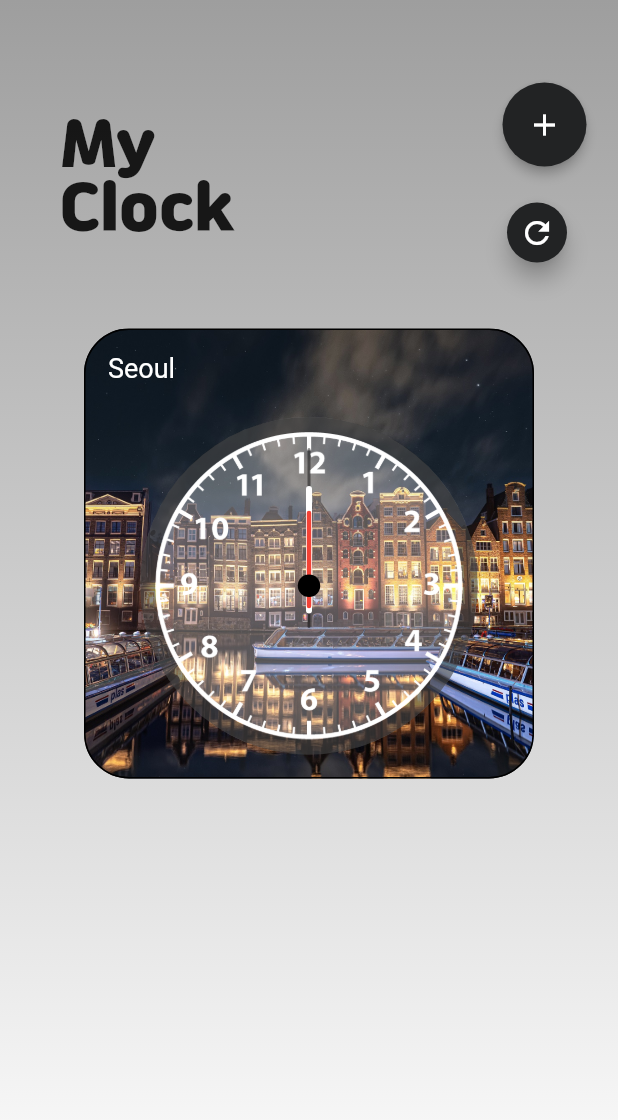
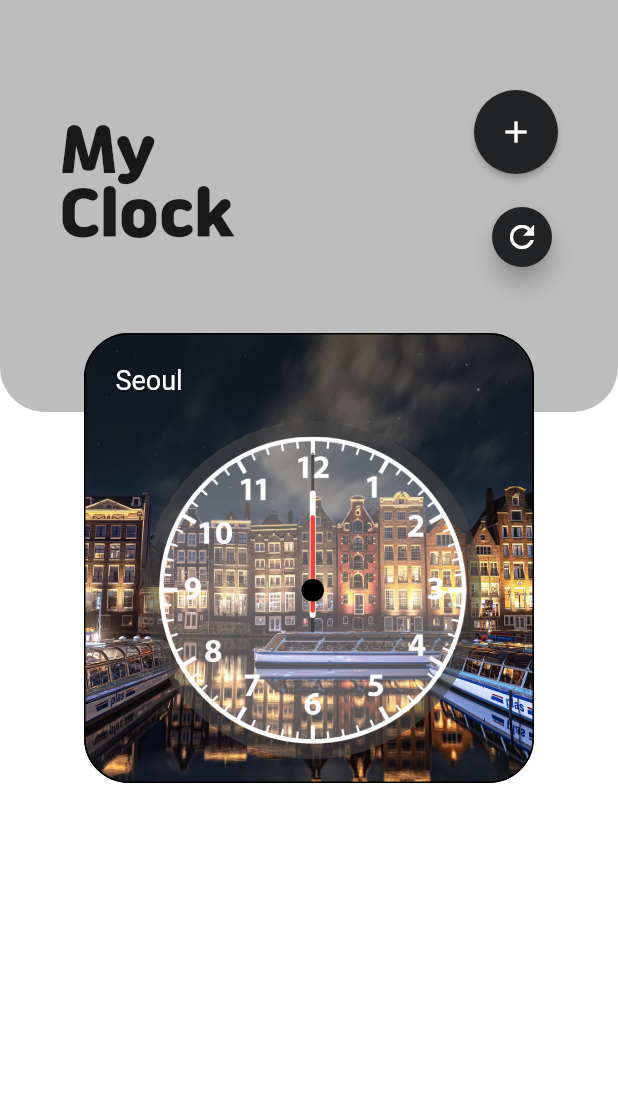
Before and after one commit to CAU-MobileApp/GlobalTime, a Flutter app: the screen it shows after launch, on a phone screen of 412 x 824 dp. Shown: the top 1120 px of the screen. Run offline on Flutter 3.47's test engine with Material 2 defaults, Android fonts, the phone set to English and light mode, and no system bars; our stand-ins replace flutter_colorpicker, google_fonts, image_cropper, image_picker, searchfield, shared_preferences; network calls fail; Roboto replaces fonts that are missing (main2); project files that could hold a hidden picture were left out.

Commit message:
UI 일부 수정

```diff
--- a/lib/screen/custom_screen/custom_screen.dart
+++ b/lib/screen/custom_screen/custom_screen.dart
@@ -1,13 +1,13 @@
 import 'package:flutter/material.dart';
+import 'package:flutter/services.dart';
 import 'package:provider/provider.dart';
 import 'package:world_time/components/store.dart';
 import 'package:world_time/screen/custom_screen/background.dart';
 import 'package:world_time/screen/custom_screen/clock.dart';
 import 'package:world_time/screen/custom_screen/country.dart';
 import 'package:world_time/screen/custom_screen/galleryImage.dart';
+import 'package:world_time/screen/custom_screen/sample_screen.dart';
 import 'package:world_time/screen/custom_screen/themeColor.dart';
-import 'package:world_time/screen/custom_screen/sample_screen.dart';
-import 'package:flutter/services.dart';
 
 class CustomizeScreen extends StatefulWidget {
   const CustomizeScreen({Key? key}) : super(key: key);
@@ -138,7 +138,7 @@ class _CustomizeScreenState extends State<CustomizeScreen> {
           ),
         ),
         bottomNavigationBar: Container(
-          height: 70,
+          height: 65,
           child: BottomNavigationBar(
             type: BottomNavigationBarType.fixed,
             backgroundColor: Color(0xffedeff2),
--- a/lib/screen/custom_screen/themeColor.dart
+++ b/lib/screen/custom_screen/themeColor.dart
@@ -1,7 +1,7 @@
 import 'package:flutter/material.dart';
+import 'package:flutter_colorpicker/flutter_colorpicker.dart';
 import 'package:provider/provider.dart';
 import 'package:world_time/components/store.dart';
-import 'package:flutter_colorpicker/flutter_colorpicker.dart';
 
 class ThemeColor extends StatefulWidget {
   ThemeColor({
@@ -22,7 +22,7 @@ class _ThemeColorState extends State<ThemeColor> with TickerProviderStateMixin {
           alignment: Alignment(0.0, 1),
           child: Container(
               width: MediaQuery.of(context).size.width,
-              height: MediaQuery.of(context).size.height * 0.25,
+              height: MediaQuery.of(context).size.height * 0.21,
               decoration: BoxDecoration(color: Colors.white),
               child: Row(
                 children: [
@@ -51,12 +51,16 @@ class _ThemeColorState extends State<ThemeColor> with TickerProviderStateMixin {
                               Text(
                                 'Text',
                                 style: TextStyle(
-                                    fontSize: 17, fontWeight: FontWeight.w600),
+                                  fontSize: 17,
+                                  fontWeight: FontWeight.w600,
+                                ),
                               ),
                               Text(
                                 'Clock',
                                 style: TextStyle(
-                                    fontSize: 17, fontWeight: FontWeight.w600),
+                                  fontSize: 17,
+                                  fontWeight: FontWeight.w600,
+                                ),
                               ),
                             ],
                           ),
@@ -74,7 +78,7 @@ class _ThemeColorState extends State<ThemeColor> with TickerProviderStateMixin {
                               : pvdStore.storedThemes[pvdStore.index].textColor,
                           enableAlpha: false,
                           colorModel: ColorModel.rgb,
-                          indicatorSize: const Size(200, 15),
+                          indicatorSize: const Size(200, 5),
                           onColorChanged: (color) {
                             pvdStore.index == -1
                                 ? pvdStoreTheme.setTextColor(color)
@@ -89,7 +93,7 @@ class _ThemeColorState extends State<ThemeColor> with TickerProviderStateMixin {
                                   .storedThemes[pvdStore.index].clockColor,
                           enableAlpha: false,
                           colorModel: ColorModel.rgb,
-                          indicatorSize: const Size(200, 15),
+                          indicatorSize: const Size(200, 5),
                           onColorChanged: (color) {
                             pvdStore.index == -1
                                 ? pvdStoreTheme.setClockColor(color)
--- a/lib/screen/main_screen/main_clock.dart
+++ b/lib/screen/main_screen/main_clock.dart
@@ -1,7 +1,8 @@
+import 'dart:io';
+
 import 'package:flutter/material.dart';
+import 'package:provider/provider.dart';
 import 'package:world_time/components/store.dart';
-import 'package:provider/provider.dart';
-import 'dart:io';
 
 class MainClock extends StatefulWidget {
   const MainClock({
@@ -55,13 +56,16 @@ class _MainClockState extends State<MainClock> {
             fit: BoxFit.cover),
       ),
       child: Padding(
-          padding: const EdgeInsets.fromLTRB(15, 15, 15, 15),
+          padding: const EdgeInsets.fromLTRB(20, 20, 15, 15),
           child: Stack(
             children: [
               pvdStore.storedThemes.isEmpty
                   ? Text(
                       'Seoul  ${pvdStoreTheme.dateTime}',
-                      style: const TextStyle(color: Colors.white, fontSize: 18),
+                      style: const TextStyle(
+                          color: Colors.white,
+                          fontSize: 18,
+                          fontFamily: 'main2'),
                     )
                   : Text(
                       '${pvdStore.storedThemes[0].country}   ${pvdStore.storedThemes[0].dateTime}',
--- a/lib/screen/main_screen/main_screen.dart
+++ b/lib/screen/main_screen/main_screen.dart
@@ -1,10 +1,10 @@
+import 'dart:io';
+
 import 'package:flutter/material.dart';
+import 'package:provider/provider.dart';
 import 'package:world_time/components/store.dart';
 import 'package:world_time/screen/clock_screen/clock_screen.dart';
-import 'package:provider/provider.dart';
 import 'package:world_time/screen/custom_screen/custom_screen.dart';
-import 'dart:io';
-
 import 'package:world_time/screen/main_screen/main_clock.dart';
 
 class MainScreen extends StatefulWidget {
@@ -28,17 +28,28 @@ class _MainScreenState extends State<MainScreen> {
     Store pvdStore = Provider.of<Store>(context, listen: true);
     StoreTheme pvdStoreTheme = Provider.of<StoreTheme>(context, listen: true);
     return Scaffold(
-      body: Container(
+      body: Stack(children: [
+        Container(
+            color: Colors.white, height: MediaQuery.of(context).size.height),
+        Container(
+          height: MediaQuery.of(context).size.height / 3,
           decoration: const BoxDecoration(
-          gradient: LinearGradient(
-              colors: [Colors.white, Colors.grey],
-              begin: Alignment.bottomCenter,
-              end: Alignment.topCenter),
+            color: Color(0xffBDBDBD),
+            borderRadius: BorderRadius.only(
+              bottomRight: Radius.circular(30),
+              bottomLeft: Radius.circular(30),
             ),
-        // color: Colors.tealAccent,
+            // gradient: LinearGradient(
+            //     colors: [Colors.white, Colors.grey],
+            //     begin: Alignment.bottomCenter,
+            //     end: Alignment.topCenter),
+          ),
+        ),
+        Positioned.fill(
+          child: Container(
             child: Column(children: [
               Padding(
-            padding: const EdgeInsets.fromLTRB(40, 55, 20, 10),
+                padding: const EdgeInsets.fromLTRB(40, 60, 40, 10),
                 child: Row(
                   mainAxisAlignment: MainAxisAlignment.spaceBetween,
                   children: [
@@ -64,20 +75,19 @@ class _MainScreenState extends State<MainScreen> {
                             pvdStore.setIndex(-1);
                             pvdStore.setCountry('Seoul');
                             pvdStoreTheme.getTime('Asia/Seoul');
-                        Navigator.push(context, MaterialPageRoute(builder: (_) {
+                            Navigator.push(context,
+                                MaterialPageRoute(builder: (_) {
                               return CustomizeScreen();
                             }));
                           },
                           backgroundColor: Color(0xFF222324),
                           // backgroundColor: Colors.grey,
-                      elevation: 3,
+                          elevation: 2,
                           child: const Icon(Icons.add),
                         ),
                         Padding(
-                      padding: const EdgeInsets.fromLTRB(0, 20, 10, 0),
-                      child: Row(
-                        children: [
-                          FloatingActionButton.small(
+                          padding: const EdgeInsets.fromLTRB(8, 18, 0, 0),
+                          child: FloatingActionButton.small(
                             heroTag: "clearButton",
                             backgroundColor: Color(0xFF222324),
                             onPressed: () {
@@ -85,8 +95,6 @@ class _MainScreenState extends State<MainScreen> {
                               pvdStore.deleteAll();
                             },
                             child: Icon(Icons.refresh),
-                          ),
-                        ],
                           ),
                         ),
                       ],
@@ -126,20 +134,22 @@ class _MainScreenState extends State<MainScreen> {
                                 child: Hero(
                                     tag: "$index",
                                     child: Padding(
-                                  padding:
-                                      const EdgeInsets.fromLTRB(20, 10, 20, 10),
+                                      padding: const EdgeInsets.fromLTRB(
+                                          20, 10, 20, 10),
                                       child: Container(
                                           height: 100,
                                           decoration: BoxDecoration(
                                             image: DecorationImage(
-                                            image: pvdStore.storedThemes[index]
+                                                image: pvdStore
+                                                            .storedThemes[index]
                                                             .backgroundTheme ==
                                                         ''
                                                     ? FileImage(File(pvdStore
                                                         .storedThemes[index]
                                                         .imageFile))
                                                     : AssetImage(
-                                                    pvdStore.storedThemes[index]
+                                                        pvdStore
+                                                            .storedThemes[index]
                                                             .backgroundTheme,
                                                       ) as ImageProvider,
                                                 fit: BoxFit.cover),
@@ -147,7 +157,8 @@ class _MainScreenState extends State<MainScreen> {
                                                 BorderRadius.circular(20.0),
                                             boxShadow: [
                                               BoxShadow(
-                                            color: Colors.grey.withOpacity(0.5),
+                                                color: Colors.grey
+                                                    .withOpacity(0.5),
                                                 spreadRadius: 5,
                                                 blurRadius: 7,
                                                 offset: const Offset(0,
@@ -158,7 +169,8 @@ class _MainScreenState extends State<MainScreen> {
                                           child: Card(
                                             shape: RoundedRectangleBorder(
                                                 borderRadius:
-                                                BorderRadius.circular(20.0)),
+                                                    BorderRadius.circular(
+                                                        15.0)),
                                             margin: const EdgeInsets.symmetric(
                                                 horizontal: 0, vertical: 0),
                                             color: Colors.black26,
@@ -166,8 +178,8 @@ class _MainScreenState extends State<MainScreen> {
                                               child: ListTile(
                                                 /**Text 안에 list[i].country로 수정*/
                                                 title: Text(
-                                              pvdStore
-                                                  .storedThemes[index].country,
+                                                  pvdStore.storedThemes[index]
+                                                      .country,
                                                   style: TextStyle(
                                                     color: pvdStore
                                                         .storedThemes[index]
@@ -201,7 +213,8 @@ class _MainScreenState extends State<MainScreen> {
                                                         themeBeforeEdited =
                                                         StoreTheme();
                                                     themeBeforeEdited.setTheme(
-                                                    Provider.of<Store>(context,
+                                                        Provider.of<Store>(
+                                                                context,
                                                                 listen: false)
                                                             .storedThemes[index]);
 
@@ -247,6 +260,8 @@ class _MainScreenState extends State<MainScreen> {
               ),
             ]),
           ),
+        ),
+      ]),
     );
   }
 }
```
Also changed, not shown: assets/background/main_screen_background.png (added). Lines whose indentation alone changed are shown as unchanged.
